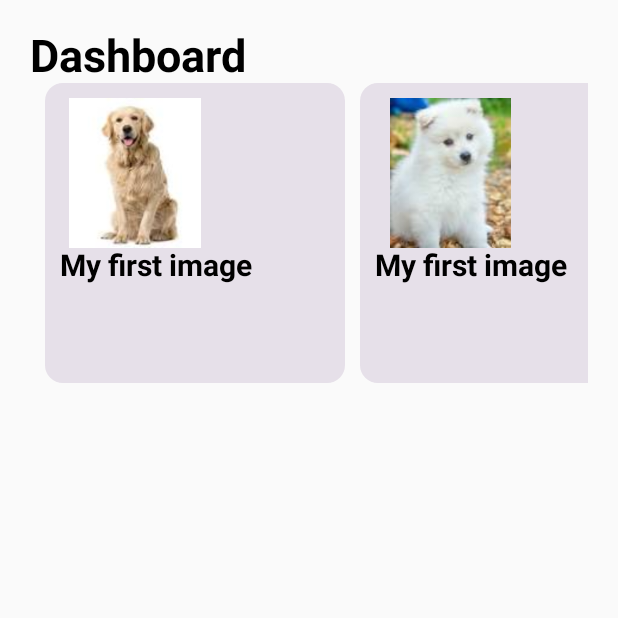
After one commit to bilhaaketchb/Bilhaandroidapp, an Android app built with Jetpack Compose: the ScrollActivity screen opened directly, with no data from a screen before it, on a phone screen of 412 x 824 dp, the top half of it. The commit adds this screen. Run offline under Robolectric (Android 15) with nearby library versions, the phone set to English and light mode, and no system bars.

Commit message:
Initial commit

```diff
--- a/app/build.gradle
+++ b/app/build.gradle
@@ -58,12 +58,14 @@ dependencies {
     implementation 'androidx.compose.ui:ui-tooling-preview'
     implementation 'androidx.compose.material3:material3'
     implementation platform('androidx.compose:compose-bom:2022.10.00')
+    implementation platform('androidx.compose:compose-bom:2022.10.00')
     testImplementation 'junit:junit:4.13.2'
     androidTestImplementation 'androidx.test.ext:junit:1.1.5'
     androidTestImplementation 'androidx.test.espresso:espresso-core:3.5.1'
     androidTestImplementation platform('androidx.compose:compose-bom:2022.10.00')
     androidTestImplementation 'androidx.compose.ui:ui-test-junit4'
     androidTestImplementation platform('androidx.compose:compose-bom:2022.10.00')
+    androidTestImplementation platform('androidx.compose:compose-bom:2022.10.00')
     debugImplementation 'androidx.compose.ui:ui-tooling'
     debugImplementation 'androidx.compose.ui:ui-test-manifest'
 }
--- a/app/src/main/AndroidManifest.xml
+++ b/app/src/main/AndroidManifest.xml
@@ -12,6 +12,11 @@
         android:supportsRtl="true"
         android:theme="@style/Theme.Bilha"
         tools:targetApi="31">
+        <activity
+            android:name=".ScrollActivity"
+            android:exported="false"
+            android:label="@string/title_activity_scroll"
+            android:theme="@style/Theme.Bilha" />
         <activity
             android:name=".ImageActivity"
             android:exported="false"
--- /dev/null
+++ b/app/src/main/java/com/example/bilha/ScrollActivity.kt
@@ -0,0 +1,145 @@
+package com.example.bilha
+
+import android.os.Bundle
+import androidx.activity.ComponentActivity
+import androidx.activity.compose.setContent
+import androidx.compose.foundation.Image
+import androidx.compose.foundation.horizontalScroll
+import androidx.compose.foundation.layout.Column
+import androidx.compose.foundation.layout.Row
+import androidx.compose.foundation.layout.Spacer
+import androidx.compose.foundation.layout.fillMaxSize
+import androidx.compose.foundation.layout.height
+import androidx.compose.foundation.layout.padding
+import androidx.compose.foundation.layout.size
+import androidx.compose.foundation.layout.width
+import androidx.compose.foundation.rememberScrollState
+import androidx.compose.material3.Card
+import androidx.compose.material3.MaterialTheme
+import androidx.compose.material3.Surface
+import androidx.compose.material3.Text
+import androidx.compose.runtime.Composable
+import androidx.compose.ui.Modifier
+import androidx.compose.ui.graphics.Color
+import androidx.compose.ui.platform.LocalContext
+import androidx.compose.ui.res.painterResource
+import androidx.compose.ui.text.font.FontFamily
+import androidx.compose.ui.text.font.FontWeight
+import androidx.compose.ui.tooling.preview.Preview
+import androidx.compose.ui.unit.dp
+import androidx.compose.ui.unit.sp
+import com.example.bilha.ui.theme.BilhaTheme
+
+class ScrollActivity : ComponentActivity() {
+    override fun onCreate(savedInstanceState: Bundle?) {
+        super.onCreate(savedInstanceState)
+        setContent {
+            cardDemo()
+
+        }
+    }
+}
+
+@Composable
+fun cardDemo() {
+    Column(
+        modifier = Modifier
+            .fillMaxSize()
+            .padding(20.dp)
+    ) {
+
+        Text(
+            text = "Dashboard",
+            fontSize = 30.sp,
+            fontWeight = FontWeight.Bold,
+            fontFamily = FontFamily.SansSerif
+        )
+
+
+        Row(modifier = Modifier.horizontalScroll(rememberScrollState())) {
+            Spacer(modifier = Modifier.width(10.dp))
+            //First card
+            Card(modifier = Modifier.size(200.dp)) {
+                Column(modifier = Modifier.padding(10.dp)) {
+                    Image(
+                        painter = painterResource(id = R.drawable.img_3),
+                        contentDescription = "",
+                        modifier = Modifier.size(100.dp)
+                    )
+                    Text(
+                        text = "My first image",
+                        fontSize = 20.sp,
+                        color = Color.Black,
+                        fontWeight = FontWeight.Bold
+                    )
+
+                }
+            }
+            Spacer(modifier = Modifier.width(10.dp))
+            //Second card
+            Card(modifier = Modifier.size(200.dp)) {
+                Column(modifier = Modifier.padding(10.dp)) {
+                    Image(
+                        painter = painterResource(id = R.drawable.img),
+                        contentDescription = "",
+                        modifier = Modifier.size(100.dp)
+                    )
+                    Text(
+                        text = "My first image",
+                        fontSize = 20.sp,
+                        color = Color.Black,
+                        fontWeight = FontWeight.Bold
+                    )
+
+                }
+            }
+            Spacer(modifier = Modifier.width(10.dp))
+            //Third card
+            Card(modifier = Modifier.size(200.dp)) {
+                Column(modifier = Modifier.padding(10.dp)) {
+                    Image(
+                        painter = painterResource(id = R.drawable.img_3),
+                        contentDescription = "",
+                        modifier = Modifier.size(100.dp)
+                    )
+                    Text(
+                        text = "My first image",
+                        fontSize = 20.sp,
+                        color = Color.Black,
+                        fontWeight = FontWeight.Bold
+                    )
+
+                }
+            }
+            Spacer(modifier = Modifier.width(10.dp))
+            //fourth card
+            Card(modifier = Modifier.size(200.dp)) {
+                Column(modifier = Modifier.padding(10.dp)) {
+                    Image(
+                        painter = painterResource(id = R.drawable.img_3),
+                        contentDescription = "",
+                        modifier = Modifier.size(100.dp)
+                    )
+                    Text(
+                        text = "My first image",
+                        fontSize = 20.sp,
+                        color = Color.Black,
+                        fontWeight = FontWeight.Bold
+                    )
+
+                }
+            }
+
+
+        }
+
+    }
+
+}
+
+
+@Preview(showBackground = true)
+@Composable
+fun cardDemoPreview(){
+    cardDemo()
+}
--- a/app/src/main/res/values/strings.xml
+++ b/app/src/main/res/values/strings.xml
@@ -1,4 +1,5 @@
 <resources>
     <string name="app_name">Bilha</string>
     <string name="title_activity_image">ImageActivity</string>
+    <string name="title_activity_scroll">ScrollActivity</string>
 </resources>
```
Also changed, not shown: app/src/main/java/com/example/bilha/ImageActivity.kt (+21 -1 lines), app/src/main/java/com/example/bilha/MainActivity.kt (+21 -0 lines).
